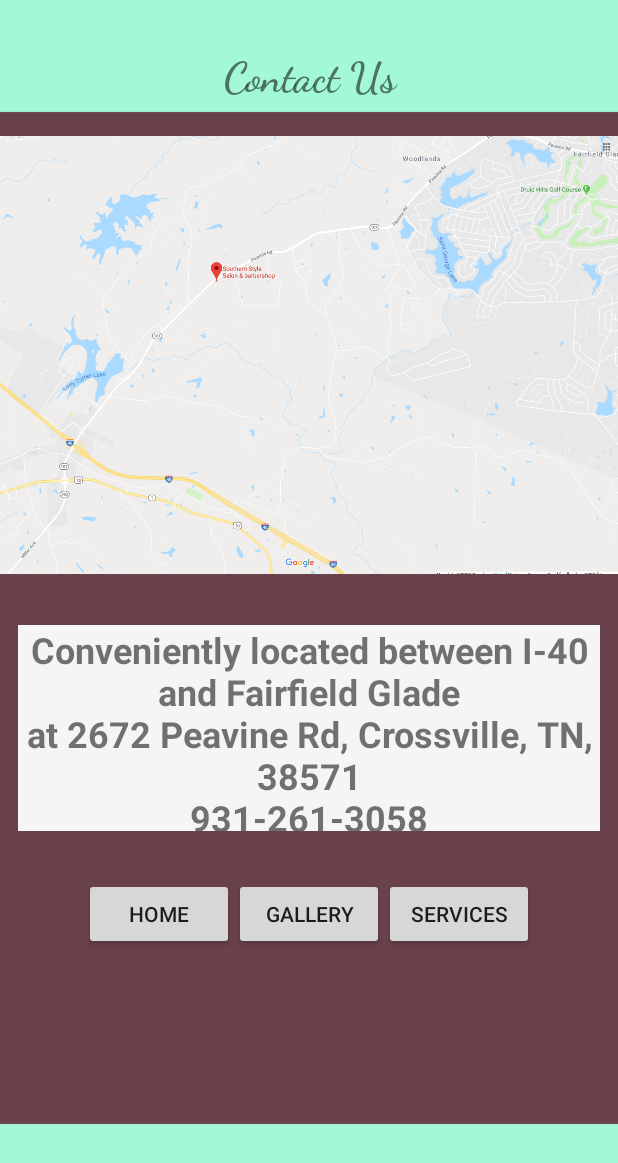
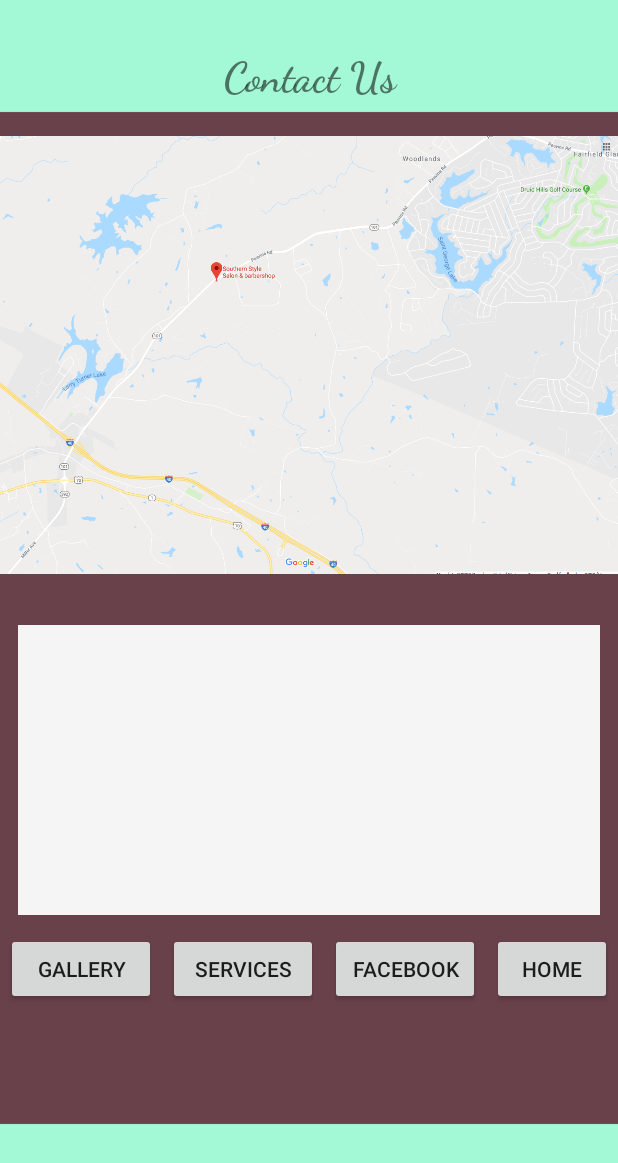
Before and after one commit to c2designer/southernstyle, an Android app: the ContactActivity screen opened directly, with no data from a screen before it, on a phone screen of 412 x 824 dp. Shown: the top 1163 px of the screen. Run offline under Robolectric (Android 15) with nearby library versions, the phone set to English and light mode, and no system bars.

Commit message:
edited contact, route to business Facebook

```diff
--- a/app/build.gradle
+++ b/app/build.gradle
@@ -26,7 +26,7 @@ dependencies {
     androidTestImplementation 'com.android.support.test:runner:1.0.2'
     androidTestImplementation 'com.android.support.test.espresso:espresso-core:3.0.2'
     implementation 'com.android.support:design:28.0.0'
-    implementation 'com.google.firebase:firebase-core:16.0.1'
+    implementation 'com.google.firebase:firebase-core:16.0.8'
     implementation 'com.google.firebase:firebase-database:16.1.0'
 }
 
--- a/app/src/main/java/com/example/southernstyle/ContactActivity.java
+++ b/app/src/main/java/com/example/southernstyle/ContactActivity.java
@@ -2,64 +2,25 @@ package com.example.southernstyle;
 
 import android.app.Activity;
 import android.content.Intent;
+import android.net.Uri;
 import android.os.Bundle;
-import android.view.View;
-import android.widget.Button;
-import android.widget.TextView;
+
 
 public class ContactActivity extends Activity {
 
-    private TextView contactTV;
+    //private TextView contactTV;
 
     @Override
     protected void onCreate(Bundle savedInstanceState) {
         super.onCreate(savedInstanceState);
         setContentView(R.layout.activity_contact);
 
-        contactTV = findViewById(R.id.contactTV);
-        contactTV.setTextSize(24);
-        contactTV.setText("Conveniently located between I-40 and Fairfield Glade\nat 2672 Peavine Rd, Crossville, TN, 38571\n931-261-3058");
-
-        Button a = findViewById(R.id.servicesButton);
-        a.setOnClickListener(new View.OnClickListener() {
-            @Override
-            public void onClick(View v) {
-                viewServices();
-            }
-        });
-
-        Button b = findViewById(R.id.homeButton);
-        b.setOnClickListener(new View.OnClickListener() {
-            @Override
-            public void onClick(View v) {
-                goHome();
-            }
-        });
-
-        Button c = findViewById(R.id.galleryButton);
-        c.setOnClickListener(new View.OnClickListener() {
-            @Override
-            public void onClick(View v) {
-                viewGallery();
-            }
-        });
+        getFB();
     }
 
-    private void viewServices() {
-        Intent intent = new Intent(getApplicationContext(),
-                ServicesActivity.class);
-        startActivity(intent);
-    }
-
-    private void goHome() {
-        Intent intent = new Intent(getApplicationContext(),
-                MainActivity.class);
-        startActivity(intent);
-    }
-
-    private void viewGallery() {
-        Intent intent = new Intent(getApplicationContext(),
-                GalleryActivity.class);
+    private void getFB() {
+        Uri uri = Uri.parse("https://www.facebook.com/Southern-Style-478556552220661/?epa=SEARCH_BOX");
+        Intent intent = new Intent(Intent.ACTION_VIEW, uri);
         startActivity(intent);
     }
 
--- a/app/src/main/res/layout/activity_contact.xml
+++ b/app/src/main/res/layout/activity_contact.xml
@@ -27,11 +27,11 @@
     <TextView
         android:id="@+id/contactTV"
         android:layout_width="match_parent"
-        android:layout_height="137dp"
+        android:layout_height="193dp"
         android:layout_margin="12dp"
         android:background="#F5F5F5"
+        android:textAlignment="center"
         android:textStyle="bold"
-        android:textAlignment="center"
         android:visibility="visible" />
 
     <RelativeLayout
@@ -39,14 +39,26 @@
         android:layout_height="wrap_content"
         android:layout_gravity="bottom"
         android:orientation="vertical"
-        android:weightSum="3">
+        android:weightSum="4">
 
+        <Button
+            android:id="@+id/facebookButton"
+            android:layout_width="100dp"
+            android:layout_height="wrap_content"
+            android:layout_centerHorizontal="true"
+            android:layout_marginLeft="4dp"
+            android:layout_marginRight="4dp"
+            android:layout_toRightOf="@+id/servicesButton"
+            android:layout_weight="1"
+            android:text="Facebook" />
 
         <Button
             android:id="@+id/servicesButton"
             android:layout_width="100dp"
             android:layout_height="wrap_content"
-            android:layout_centerInParent="true"
+            android:layout_centerHorizontal="true"
+            android:layout_marginLeft="4dp"
+            android:layout_marginRight="4dp"
             android:layout_toRightOf="@+id/galleryButton"
             android:layout_weight="1"
             android:text="Services" />
@@ -55,18 +67,23 @@
             android:id="@+id/galleryButton"
             android:layout_width="100dp"
             android:layout_height="wrap_content"
-            android:layout_centerInParent="true"
             android:layout_weight="1"
+            android:layout_marginLeft="4dp"
+            android:layout_marginRight="4dp"
             android:text="Gallery" />
 
         <Button
             android:id="@+id/homeButton"
             android:layout_width="100dp"
             android:layout_height="wrap_content"
-            android:layout_centerInParent="true"
-            android:layout_toLeftOf="@+id/galleryButton"
+            android:layout_centerHorizontal="true"
+            android:layout_marginRight="4dp"
+            android:layout_marginLeft="4dp"
+            android:layout_toRightOf="@+id/facebookButton"
             android:layout_weight="1"
             android:text="Home" />
+
+
     </RelativeLayout>
 
 </LinearLayout>
--- a/build.gradle
+++ b/build.gradle
@@ -7,8 +7,8 @@ buildscript {
 
     }
     dependencies {
-        classpath 'com.android.tools.build:gradle:3.3.2'
-
+        classpath 'com.android.tools.build:gradle:3.4.0'
+        classpath 'com.google.gms:google-services:4.2.0'
         // NOTE: Do not place your application dependencies here; they belong
         // in the individual module build.gradle files
     }
```
Also changed, not shown: gradle/wrapper/gradle-wrapper.properties.
